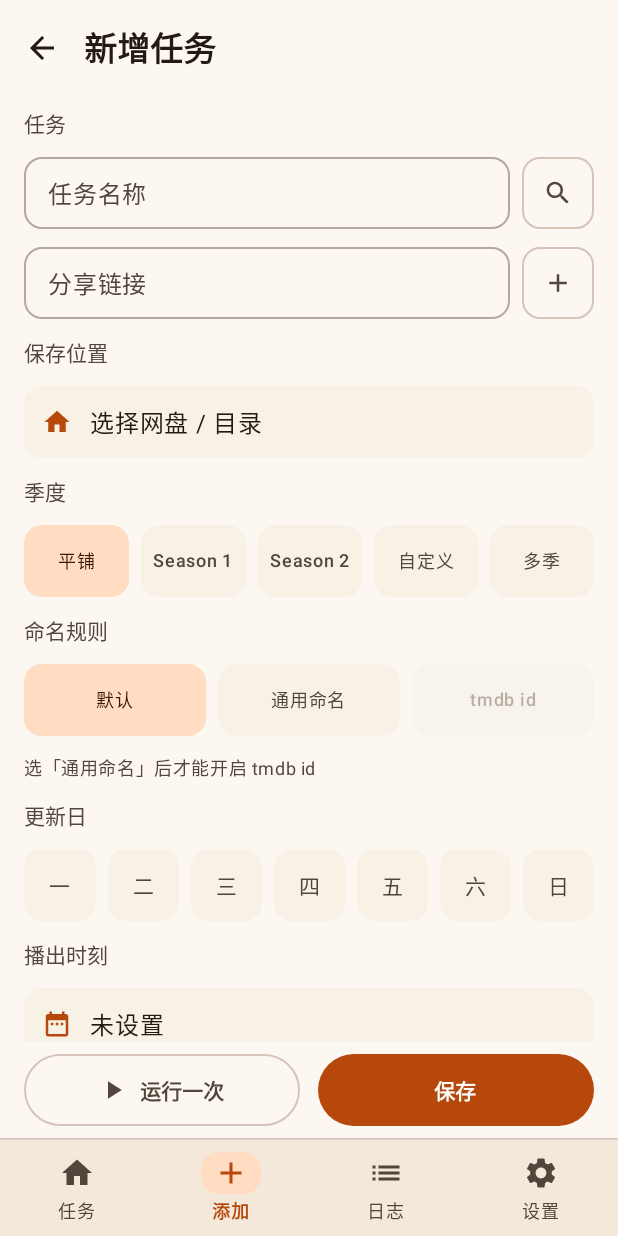
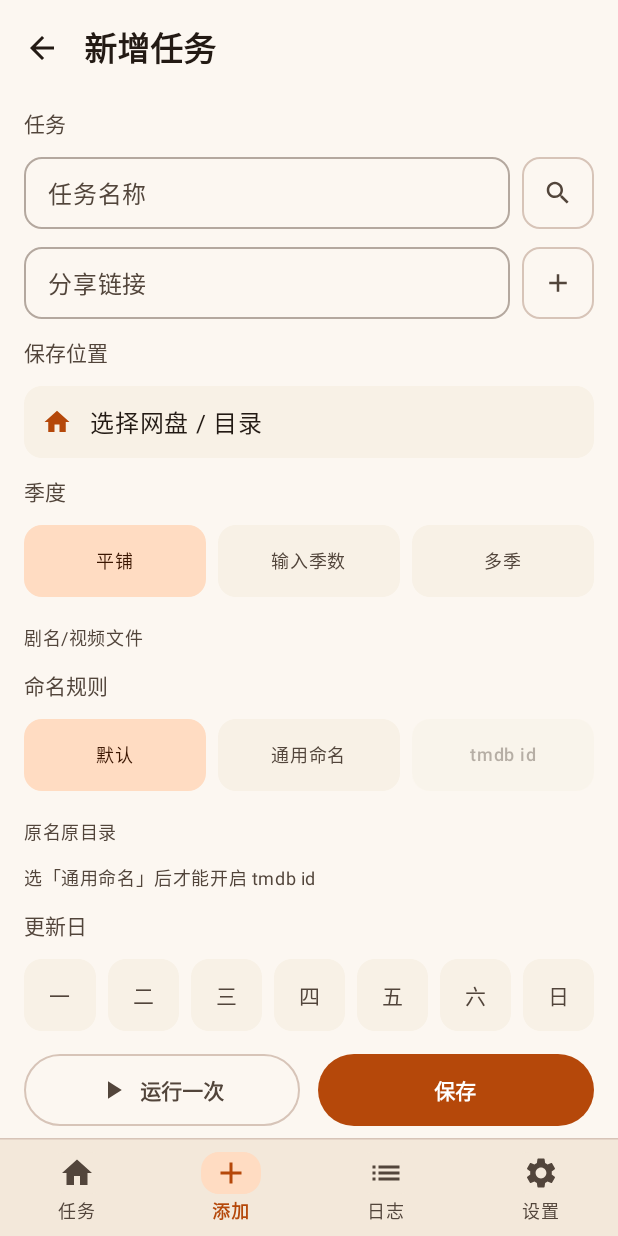
Before and after one commit to ASH-C776/zhuancun-miao, an Android app built with Jetpack Compose: the screen it shows after launch (MainActivity), after a tap on "新建任务", on a phone screen of 412 x 824 dp. Run offline under Robolectric (Android 15) with nearby library versions, the phone set to English and light mode, and no system bars; our stand-ins replace Room's generated code; pictures from the network do not load; 3 statements that could not run were skipped.

Commit message:
Stage 45 季度三按钮(平铺/输入季数/多季)+季度与命名规则结构说明

```diff
--- a/app/src/main/java/com/ashchan/cloudsaver/ui/tasks/NewTaskScreen.kt
+++ b/app/src/main/java/com/ashchan/cloudsaver/ui/tasks/NewTaskScreen.kt
@@ -569,7 +569,7 @@ fun NewTaskScreen(
                 onClick = { showPathPicker = true },
             )
 
-            // 季度：平铺 = 视频直接放剧名目录；Season N = 剧名/Season N（0 = 特别版）；多季 = 按文件季号各进 Season N
+            // 季度三选一：平铺 / 输入季数（含 0 = 特别版）/ 多季；按钮下用一行小黑字说明落盘结构
             SectionLabel("季度")
             Row(Modifier.fillMaxWidth(), horizontalArrangement = Arrangement.spacedBy(8.dp)) {
                 SmallChoice(
@@ -577,22 +577,13 @@ fun NewTaskScreen(
                     seasonNo == TaskEntity.SEASON_FLAT,
                     Modifier.weight(1f),
                 ) { seasonNo = TaskEntity.SEASON_FLAT }
-                SmallChoice("Season 1", seasonNo == 1, Modifier.weight(1f)) { seasonNo = 1 }
-                SmallChoice("Season 2", seasonNo == 2, Modifier.weight(1f)) { seasonNo = 2 }
                 SmallChoice(
-                    text = when {
-                        seasonNo == TaskEntity.SEASON_SPECIALS -> "Season 0"
-                        seasonNo > 2 -> "第${seasonNo}季"
-                        else -> "自定义"
-                    },
-                    selected = seasonNo == TaskEntity.SEASON_SPECIALS || seasonNo > 2,
+                    text = "输入季数",
+                    selected = seasonNo >= TaskEntity.SEASON_SPECIALS,
                     modifier = Modifier.weight(1f),
                 ) {
-                    seasonInput = when {
-                        seasonNo == TaskEntity.SEASON_SPECIALS -> "0"
-                        seasonNo > 2 -> seasonNo.toString()
-                        else -> ""
-                    }
+                    // 已经填过季数就把旧值带出来，省得每次重敲
+                    seasonInput = if (seasonNo >= TaskEntity.SEASON_SPECIALS) seasonNo.toString() else ""
                     showCustomSeason = true
                 }
                 SmallChoice(
@@ -601,6 +592,13 @@ fun NewTaskScreen(
                     Modifier.weight(1f),
                 ) { seasonNo = TaskEntity.SEASON_MULTI }
             }
+            FieldHint(
+                when {
+                    seasonNo == TaskEntity.SEASON_MULTI -> "剧名/Season 1/…、Season 2/…"
+                    seasonNo >= TaskEntity.SEASON_SPECIALS -> "剧名/Season $seasonNo/视频文件"
+                    else -> "剧名/视频文件"
+                }
+            )
 
             // 命名规则：默认 / 通用命名 / tmdb id，三项并排一行
             SectionLabel("命名规则")
@@ -626,6 +624,13 @@ fun NewTaskScreen(
                     enabled = canUseTmdbFolder,
                 ) { folderWithTmdbId = !folderWithTmdbId }
             }
+            FieldHint(
+                when {
+                    folderWithTmdbId -> "剧名 tmdb-12345/……"
+                    ruleKey == magic?.key -> "剧名/……/剧名.S01E01.扩展名"
+                    else -> "原名原目录"
+                }
+            )
             if (!canUseTmdbFolder) {
                 Text(
                     text = if (ruleKey.isBlank()) {
@@ -1114,6 +1119,22 @@ private fun SettingRow(
             )
         }
     }
+}
+
+/**
+ * 选择行下方的一行说明（如 `剧名/Season 1/视频文件`）。
+ * 统一小黑字：bodySmall + onSurfaceVariant，左对齐，不常驻弹窗、不淡出。
+ */
+@Composable
+private fun FieldHint(text: String) {
+    Text(
+        text = text,
+        style = MaterialTheme.typography.bodySmall,
+        color = MaterialTheme.colorScheme.onSurfaceVariant,
+        maxLines = 2,
+        overflow = TextOverflow.Ellipsis,
+        modifier = Modifier.padding(top = 6.dp),
+    )
 }
 
 /** 等宽小选项（季度/星期这种一排多个），避免 chip 挤成竖排文字 */
```
Also changed, not shown: 5 other files.
